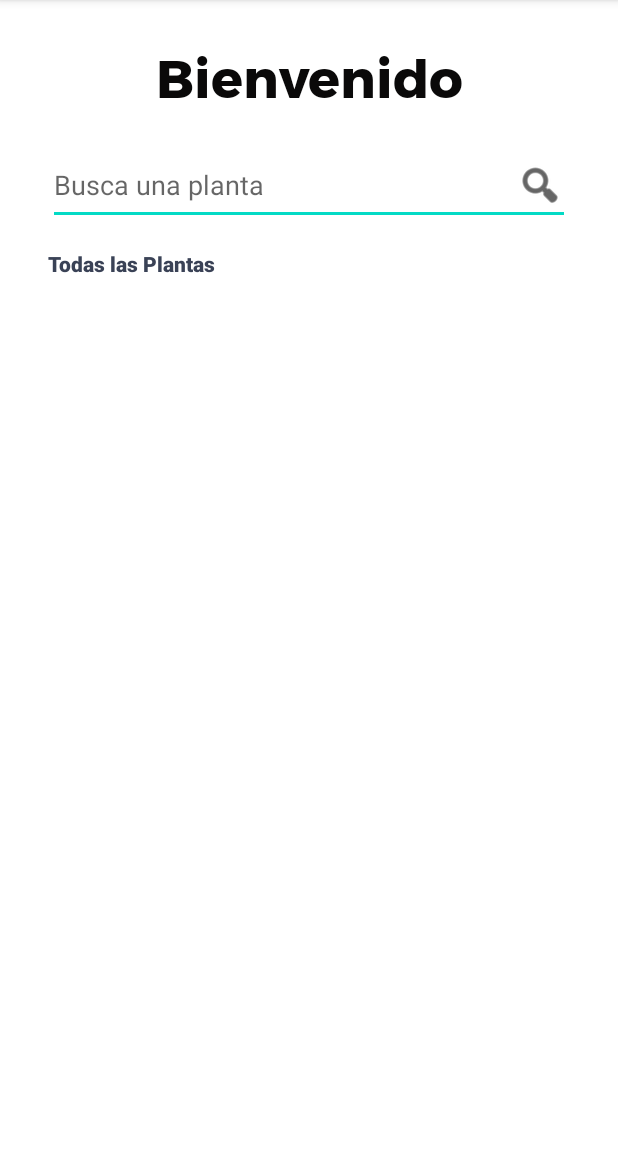
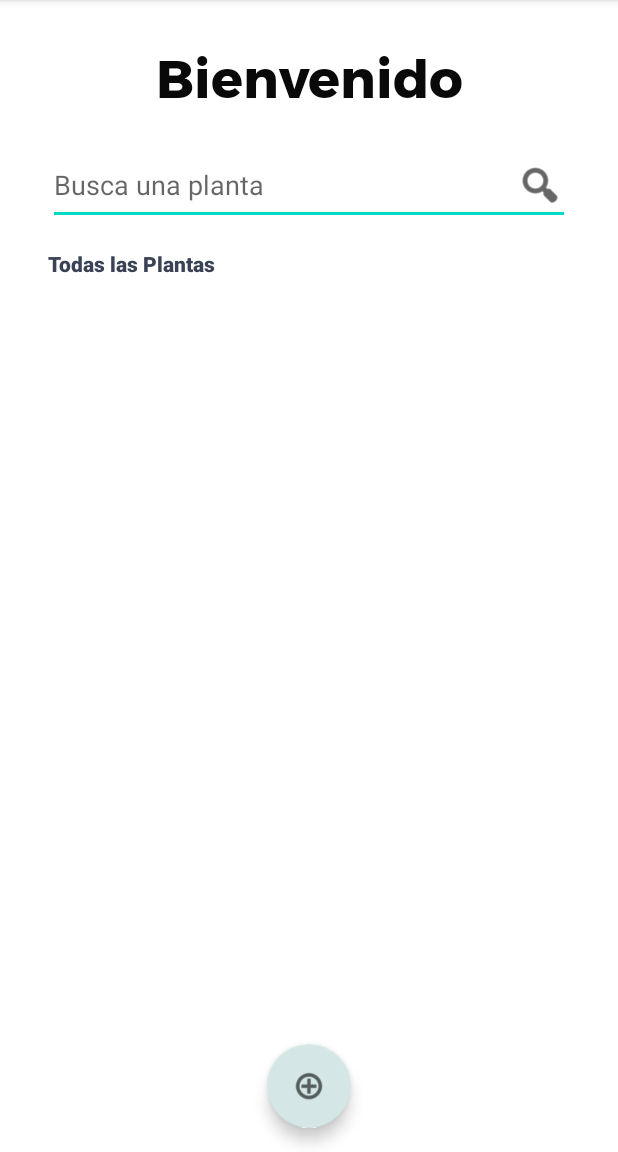
Before and after one commit to SaidAZG/ProyectoAndroid1, an Android app: the ConsultarPlantas screen opened directly, with no data from a screen before it, on a phone screen of 412 x 824 dp, the part 84-1236 px from its top. Run offline under Robolectric (Android 15) with nearby library versions, the phone set to English and light mode, and no system bars; our stand-ins replace Firebase (no records; nobody signed in at launch, a user with empty details on screens opened directly), data binding; Roboto replaces fonts that are not available here.

```diff
--- a/app/src/main/AndroidManifest.xml
+++ b/app/src/main/AndroidManifest.xml
@@ -10,7 +10,7 @@
         android:roundIcon="@mipmap/ic_launcher_round"
         android:supportsRtl="true"
         android:theme="@style/Theme.App_Plantas_ISWM">
-        <activity android:name=".MainActivity">
+        <activity android:name=".MainActivity" android:theme="@style/Theme.AppCompat.Light.NoActionBar">
         </activity>
         <activity android:name=".ConsultarPlantas"></activity>
         <activity android:name=".RegistrarUsuario"
@@ -18,7 +18,6 @@
         <activity android:name=".IniciarSesion"></activity>
         <activity android:name=".RegistrarPlanta"
             android:parentActivityName="mx.ipn.escom.app_plantas_iswm.ConsultarPlantas"></activity>
-        <activity android:name=".Menu"></activity>
         <activity android:name=".More"
             android:parentActivityName="mx.ipn.escom.app_plantas_iswm.ConsultarPlantas"></activity>
         <activity android:name=".SplashActivity">
--- a/app/src/main/java/mx/ipn/escom/app_plantas_iswm/ConsultarPlantas.kt
+++ b/app/src/main/java/mx/ipn/escom/app_plantas_iswm/ConsultarPlantas.kt
@@ -27,6 +27,24 @@ class ConsultarPlantas : AppCompatActivity(), View.OnClickListener, OnItemClick
 
     override fun onCreate(savedInstanceState: Bundle?) {
         super.onCreate(savedInstanceState)
+        //Variable de Sesion
+        var id: String = this.intent.extras?.getString("id").toString()
+
+        //ClickListeners
+        binding.ETPlantSearch.setOnEditorActionListener { v, actionId, event ->
+            if (actionId == EditorInfo.IME_ACTION_SEARCH) {
+                return@setOnEditorActionListener true
+            }
+            return@setOnEditorActionListener false
+        }
+        iniciarRecyclerView(id)
+    }
+
+    override fun onResume() {
+        //TODO [
+        //  Solucionar error de navegar al padre y que haga la cosa rara
+        // ].
+        super.onResume()
         //Variable de Sesion
         var id: String = this.intent.extras?.getString("id").toString()
 
@@ -119,4 +137,12 @@ class ConsultarPlantas : AppCompatActivity(), View.OnClickListener, OnItemClick
         startActivity(intent)
         finish()
     }
+
+    fun goToRegisterPlants(view: android.view.View) {
+        var id: String = this.intent.extras?.getString("id").toString()
+        var intent: Intent = Intent(this,RegistrarPlanta::class.java)
+        intent.putExtra("id",id)
+        intent.putExtra("back","M")
+        startActivity(intent)
+    }
 }
--- a/app/src/main/java/mx/ipn/escom/app_plantas_iswm/IniciarSesion.kt
+++ b/app/src/main/java/mx/ipn/escom/app_plantas_iswm/IniciarSesion.kt
@@ -54,6 +54,11 @@ class IniciarSesion : AppCompatActivity() {
                         Toast.makeText(this,"Bienvenido",Toast.LENGTH_SHORT).show()
                         var intent: Intent = Intent(this,ConsultarPlantas::class.java)
                         intent.putExtra("id",id)
+                        //TODO [
+                        //  Ahora en lugar de pasar la variable de sesion como un objeto en los intent ahora hay que utilizar la variable de sesion en los sharedPreferences
+                        //  En el splashActivity validar la variable de sesión para escoger la actividad de destino del usuario
+                        //  El cierre de sesión es lo único que establece la variable de sesión como null
+                        // ].
                         startActivity(intent)
                         finish()
                     }else{
--- a/app/src/main/java/mx/ipn/escom/app_plantas_iswm/MainActivity.kt
+++ b/app/src/main/java/mx/ipn/escom/app_plantas_iswm/MainActivity.kt
@@ -18,7 +18,7 @@ class MainActivity : AppCompatActivity(), View.OnClickListener{
     override fun onCreate(savedInstanceState: Bundle?) {
         super.onCreate(savedInstanceState)
         //Barra de navegacion superior
-        supportActionBar!!.setDisplayHomeAsUpEnabled(false)
+        //supportActionBar!!.setDisplayHomeAsUpEnabled(false)
         actionBar?.hide()
         binding.root
     }
--- a/app/src/main/res/layout/p5_consultarplantas.xml
+++ b/app/src/main/res/layout/p5_consultarplantas.xml
@@ -40,9 +40,11 @@ Data Binding, ambos xmlns se adjuntan debajo de la etiqueta layout-->
         <androidx.recyclerview.widget.RecyclerView
             android:id="@+id/RV_Consults"
             android:layout_width="match_parent"
+            android:layout_height="0dp"
             android:layout_marginHorizontal="16dp"
-            android:layout_height="wrap_content"
             android:layout_marginTop="8dp"
+            android:layout_marginBottom="42dp"
+            app:layout_constraintBottom_toBottomOf="parent"
             app:layout_constraintEnd_toEndOf="parent"
             app:layout_constraintStart_toStartOf="parent"
             app:layout_constraintTop_toBottomOf="@+id/textView2"
@@ -59,5 +61,18 @@ Data Binding, ambos xmlns se adjuntan debajo de la etiqueta layout-->
             app:layout_constraintStart_toStartOf="parent"
             app:layout_constraintTop_toTopOf="parent" />
 
+        <com.google.android.material.floatingactionbutton.FloatingActionButton
+            android:id="@+id/floatingActionButton"
+            android:layout_width="wrap_content"
+            android:layout_height="wrap_content"
+            android:layout_marginBottom="16dp"
+            android:clickable="true"
+            android:onClick="goToRegisterPlants"
+            app:backgroundTint="@color/colorPrimaryButton"
+            app:layout_constraintBottom_toBottomOf="parent"
+            app:layout_constraintEnd_toEndOf="parent"
+            app:layout_constraintStart_toStartOf="parent"
+            app:srcCompat="@android:drawable/ic_menu_add" />
+
     </androidx.constraintlayout.widget.ConstraintLayout>
 </layout>
```
Also changed, not shown: app/src/main/java/mx/ipn/escom/app_plantas_iswm/Menu.kt (deleted, +0 -35 lines), app/src/main/java/mx/ipn/escom/app_plantas_iswm/RegistrarPlanta.kt (+8 -2 lines), app/src/main/java/mx/ipn/escom/app_plantas_iswm/SplshActivity.kt (+13 -2 lines), app/src/main/res/layout/menuscreen.xml (deleted, +0 -89 lines).
